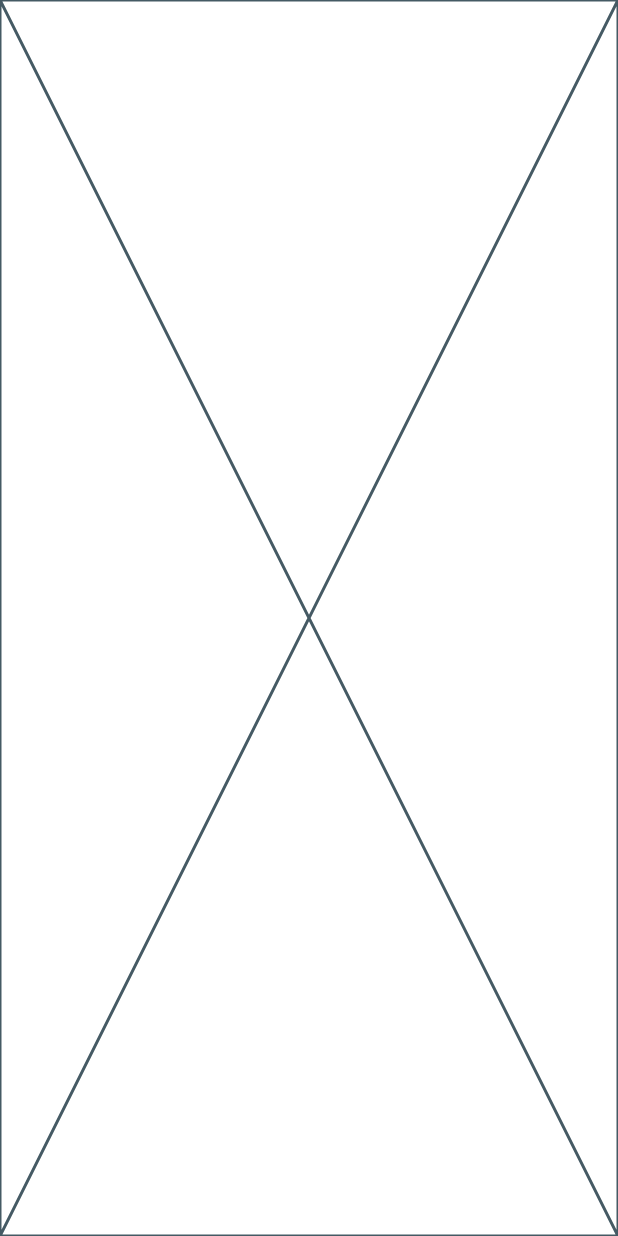
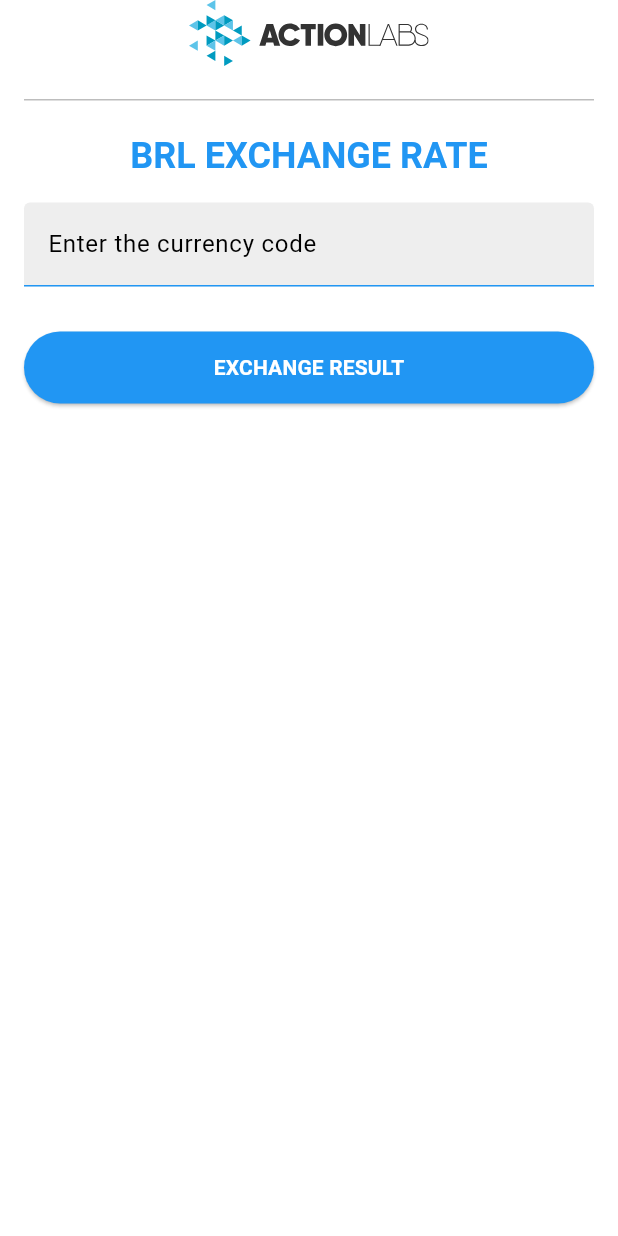
Before and after one commit to ArthurGabrieel/brl_exchange_rate, a Flutter app: the screen it shows after launch, on a phone screen of 412 x 824 dp. Run offline on Flutter 3.47's test engine with Material 3 defaults, Android fonts, the phone set to English and light mode, and no system bars; our stand-ins replace bloc, dartz, dio, equatable, flutter_bloc, flutter_svg and 1 more.

Commit message:
feat: exchange rate ui

```diff
--- a/lib/app_widget.dart
+++ b/lib/app_widget.dart
@@ -1,16 +1,23 @@
 import 'package:flutter/material.dart';
+import 'package:flutter_bloc/flutter_bloc.dart';
 
+import 'core/config/routes/app_routes.dart';
 import 'core/config/style/theme.dart';
+import 'core/service_locator.dart';
+import 'modules/exchange_rate/presentation/bloc/exchange_rate_bloc.dart';
 
 class AppWidget extends StatelessWidget {
   const AppWidget({super.key});
 
   @override
   Widget build(BuildContext context) {
-    return MaterialApp(
-      title: 'Action Lab Test',
-      theme: AppTheme.light,
-      home: const Placeholder(),
+    return BlocProvider(
+      create: (context) => sl<ExchangeRateBloc>(),
+      child: MaterialApp(
+        title: 'Action Lab Test',
+        theme: AppTheme.light,
+        routes: AppRoutes.routes,
+      ),
     );
   }
 }
--- a/lib/core/api/http_client.dart
+++ b/lib/core/api/http_client.dart
@@ -27,10 +27,7 @@ class HttpClient {
     Map<String, String> queryParams,
   ) async {
     try {
-      return await dio.get(
-        endpoint,
-        queryParameters: queryParams,
-      );
+      return await dio.get(endpoint, queryParameters: queryParams);
     } on DioException catch (e) {
       if (e.type == DioExceptionType.badResponse) {
         final statusCode = e.response?.statusCode;
--- a/lib/core/config/icons/app_vectors.dart
+++ b/lib/core/config/icons/app_vectors.dart
@@ -1,3 +1,5 @@
 class AppVectors {
+  AppVectors._();
+
   static get logo => 'assets/vectors/logo.svg';
 }
--- a/lib/core/config/routes/app_routes.dart
+++ b/lib/core/config/routes/app_routes.dart
@@ -0,0 +1,13 @@
+import 'package:flutter/material.dart';
+
+import '../../../modules/exchange_rate/presentation/pages/exchange_rate_page.dart';
+
+class AppRoutes {
+  AppRoutes._();
+
+  static const String home = '/';
+
+  static Map<String, WidgetBuilder> get routes => {
+        home: (context) => const ExchangeRatePage(),
+      };
+}
--- a/lib/core/config/style/colors.dart
+++ /dev/null
@@ -1 +0,0 @@
-class AppColors {}
--- a/lib/core/config/style/theme.dart
+++ b/lib/core/config/style/theme.dart
@@ -4,7 +4,55 @@ class AppTheme {
   static get light {
     return ThemeData(
       colorScheme: ColorScheme.fromSwatch(
-        primarySwatch: Colors.deepPurple,
+        primarySwatch: Colors.blue,
+      ),
+      primaryColor: Colors.blue,
+      dividerTheme: const DividerThemeData(
+        space: 1,
+        thickness: 1,
+      ),
+      textTheme: const TextTheme(
+        titleLarge: TextStyle(
+          fontSize: 24,
+          fontWeight: FontWeight.bold,
+          color: Colors.blue,
+        ),
+        bodyMedium: TextStyle(
+          fontSize: 16,
+          color: Colors.black,
+        ),
+      ),
+      inputDecorationTheme: InputDecorationTheme(
+        fillColor: Colors.grey[200],
+        filled: true,
+        hintStyle: const TextStyle(
+          color: Colors.grey,
+        ),
+        labelStyle: const TextStyle(
+          color: Colors.blue,
+        ),
+        focusColor: Colors.blue,
+        focusedBorder: const UnderlineInputBorder(
+          borderSide: BorderSide(
+            color: Colors.blue,
+          ),
+        ),
+        enabledBorder: const UnderlineInputBorder(
+          borderSide: BorderSide(
+            color: Colors.blue,
+          ),
+        ),
+      ),
+      elevatedButtonTheme: ElevatedButtonThemeData(
+        style: ButtonStyle(
+          backgroundColor: WidgetStateProperty.all(Colors.blue),
+        ),
+      ),
+      cardTheme: CardTheme(
+        color: Colors.blue[50],
+        shape: RoundedRectangleBorder(
+          borderRadius: BorderRadius.circular(0),
+        ),
       ),
     );
   }
--- /dev/null
+++ b/lib/core/helpers/double_helper.dart
@@ -0,0 +1,5 @@
+extension DoubleHelper on double {
+  String toCurrency() {
+    return 'R\$ ${toStringAsFixed(2).replaceAll('.', ',')}';
+  }
+}
--- a/lib/modules/exchange_rate/data/repositories/exchange_rate_repository_impl.dart
+++ b/lib/modules/exchange_rate/data/repositories/exchange_rate_repository_impl.dart
@@ -18,6 +18,7 @@ class ExchangeRateRepositoryImpl implements ExchangeRateRepository {
     try {
       final currentExchangeRate =
           await remoteDataSource.searchCurrentExchangeRate(currencyCode);
+
       return Right(currentExchangeRate);
     } on ServerException {
       return const Left(
@@ -31,6 +32,9 @@ class ExchangeRateRepositoryImpl implements ExchangeRateRepository {
     try {
       final dailyExchangeRates =
           await remoteDataSource.getDailyExchangeRates(currencyCode);
+
+      dailyExchangeRates.data = dailyExchangeRates.data?.take(30).toList();
+
       return Right(dailyExchangeRates);
     } on ServerException {
       return const Left(
--- a/lib/modules/exchange_rate/presentation/bloc/exchange_rate_state.dart
+++ b/lib/modules/exchange_rate/presentation/bloc/exchange_rate_state.dart
@@ -14,19 +14,11 @@ class ExchangeRateInitial extends ExchangeRateState {}
 
 class ExchangeRateLoading extends ExchangeRateState {}
 
-class CurrentExchangeRateLoaded extends ExchangeRateState {
+class ExchangeRatesLoaded extends ExchangeRateState {
+  final ExchangeRates dailyExchangeRates;
   final CurrentExchangeRate currentExchangeRate;
 
-  const CurrentExchangeRateLoaded(this.currentExchangeRate);
-
-  @override
-  List<Object> get props => [currentExchangeRate];
-}
-
-class DailyExchangeRatesLoaded extends ExchangeRateState {
-  final ExchangeRates dailyExchangeRates;
-
-  const DailyExchangeRatesLoaded(this.dailyExchangeRates);
+  const ExchangeRatesLoaded(this.dailyExchangeRates, this.currentExchangeRate);
 
   @override
   List<Object> get props => [dailyExchangeRates];
--- /dev/null
+++ b/lib/modules/exchange_rate/presentation/components/exchange_rate_form.dart
@@ -0,0 +1,49 @@
+import 'package:flutter/material.dart';
+import 'package:flutter_bloc/flutter_bloc.dart';
+
+import '../../../../core/helpers/build_context_helper.dart';
+import '../bloc/exchange_rate_bloc.dart';
+import '../bloc/exchange_rate_event.dart';
+
+class ExchangeRateForm extends StatelessWidget {
+  const ExchangeRateForm({super.key});
+
+  @override
+  Widget build(BuildContext context) {
+    final controller = TextEditingController();
+
+    return Wrap(
+      alignment: WrapAlignment.center,
+      runSpacing: 30,
+      children: [
+        TextField(
+          controller: controller,
+          decoration: const InputDecoration(
+            labelText: 'Enter the currency code',
+            labelStyle: TextStyle(color: Colors.black),
+            floatingLabelStyle: TextStyle(color: Colors.blue),
+          ),
+        ),
+        ElevatedButton(
+          style: ElevatedButton.styleFrom(
+            minimumSize: const Size(double.infinity, 48),
+          ),
+          onPressed: () {
+            final currencyCode = controller.text.trim().toUpperCase();
+            if (currencyCode.isNotEmpty) {
+              context
+                  .read<ExchangeRateBloc>()
+                  .add(FetchExchangeRatesEvent(currencyCode));
+            } else {
+              context.showSnackBar('Please enter a valid currency code!');
+            }
+          },
+          child: const Text(
+            'EXCHANGE RESULT',
+            style: TextStyle(color: Colors.white, fontWeight: FontWeight.bold),
+          ),
+        ),
+      ],
+    );
+  }
+}
--- /dev/null
+++ b/lib/modules/exchange_rate/presentation/components/exchange_rate_header.dart
@@ -0,0 +1,24 @@
+import 'package:flutter/material.dart';
+import 'package:flutter_svg/flutter_svg.dart';
+
+import '../../../../core/config/icons/app_vectors.dart';
+
+class ExchangeRateHeader extends StatelessWidget {
+  const ExchangeRateHeader({super.key});
+
+  @override
+  Widget build(BuildContext context) {
+    return Wrap(
+      alignment: WrapAlignment.center,
+      runSpacing: 22,
+      children: [
+        SvgPicture.asset(AppVectors.logo),
+        Divider(color: Colors.grey[400]),
+        Text(
+          'BRL EXCHANGE RATE',
+          style: Theme.of(context).textTheme.titleLarge,
+        ),
+      ],
+    );
+  }
+}
--- /dev/null
+++ b/lib/modules/exchange_rate/presentation/pages/exchange_rate_page.dart
@@ -0,0 +1,59 @@
+import 'package:flutter/material.dart';
+import 'package:flutter_bloc/flutter_bloc.dart';
+
+import '../bloc/exchange_rate_bloc.dart';
+import '../bloc/exchange_rate_state.dart';
+import '../components/exchange_rate_form.dart';
+import '../components/exchange_rate_header.dart';
+import '../components/exchange_rates_card.dart';
+
+class ExchangeRatePage extends StatefulWidget {
+  const ExchangeRatePage({super.key});
+
+  @override
+  State<ExchangeRatePage> createState() => _ExchangeRatePageState();
+}
+
+class _ExchangeRatePageState extends State<ExchangeRatePage> {
+  @override
+  Widget build(BuildContext context) {
+    return Scaffold(
+      body: SafeArea(
+        bottom: false,
+        child: SingleChildScrollView(
+          child: Column(
+            mainAxisAlignment: MainAxisAlignment.spaceBetween,
+            children: [
+              Padding(
+                padding: const EdgeInsets.symmetric(horizontal: 16),
+                child: Wrap(
+                  alignment: WrapAlignment.center,
+                  runSpacing: 16,
+                  children: [
+                    const ExchangeRateHeader(),
+                    const ExchangeRateForm(),
+                    BlocBuilder<ExchangeRateBloc, ExchangeRateState>(
+                      builder: (context, state) {
+                        if (state is ExchangeRateLoading) {
+                          return const CircularProgressIndicator();
+                        } else if (state is ExchangeRateError) {
+                          return Text(state.message);
+                        } else if (state is ExchangeRatesLoaded) {
+                          return ExchangeRatesCard(
+                            currentExchangeRate: state.currentExchangeRate,
+                            dailyExchangeRates: state.dailyExchangeRates,
+                          );
+                        }
+                        return const SizedBox.shrink();
+                      },
+                    ),
+                  ],
+                ),
+              ),
+            ],
+          ),
+        ),
+      ),
+    );
+  }
+}
```
Also changed, not shown: lib/core/helpers/build_context_helper.dart (added, +16 -0 lines), lib/core/helpers/string_helper.dart (added, +25 -0 lines), lib/modules/exchange_rate/data/datasources/exchange_rate_remote_data_source.dart (+14 -2 lines), lib/modules/exchange_rate/presentation/bloc/exchange_rate_bloc.dart (+24 -32 lines), lib/modules/exchange_rate/presentation/bloc/exchange_rate_event.dart (+2 -11 lines), lib/modules/exchange_rate/presentation/components/daily_card.dart (added, +171 -0 lines), lib/modules/exchange_rate/presentation/components/exchange_rates_card.dart (added, +85 -0 lines).
